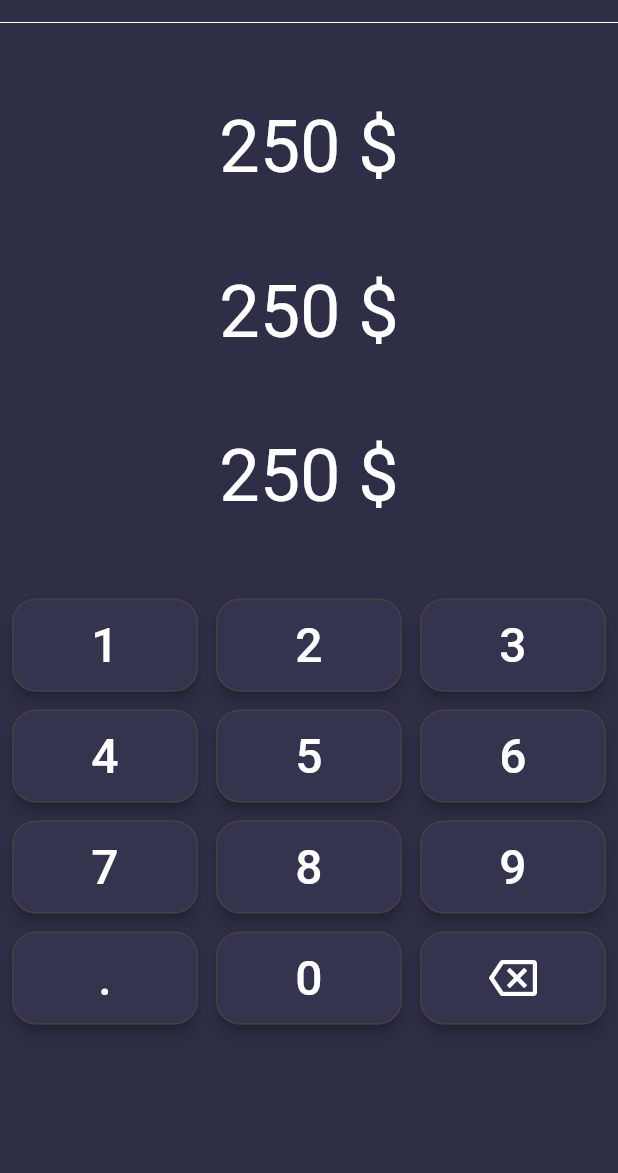
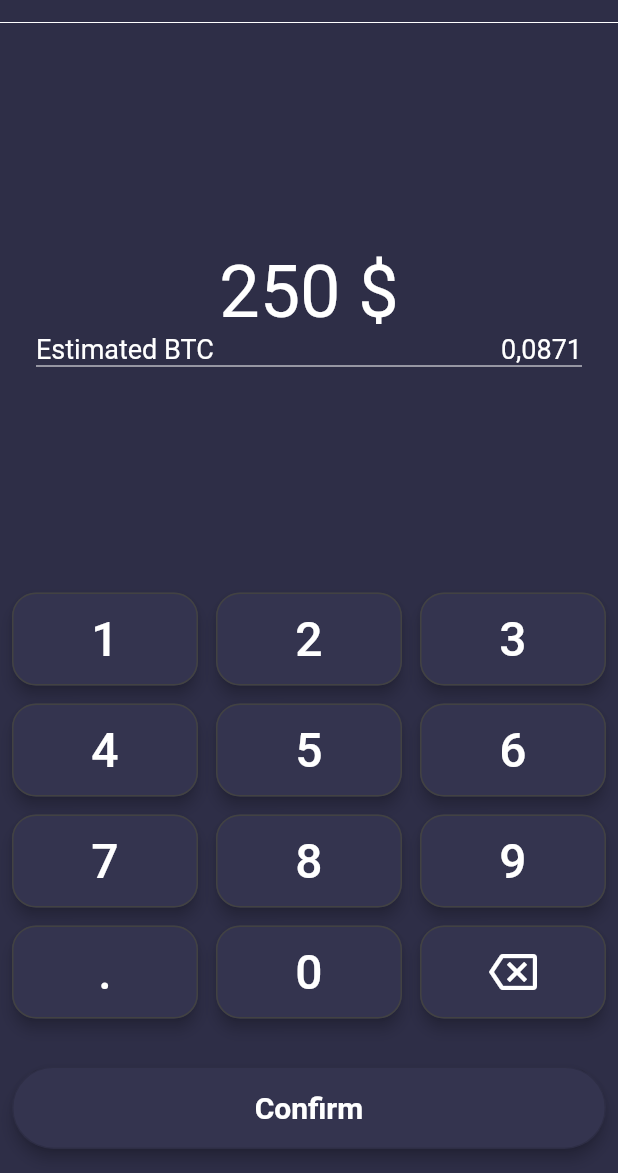
Before and after one commit to LukaszSieniec/Exchange-old-version, a Flutter app: the screen it shows after launch, on a phone screen of 412 x 824 dp, the part 63-1236 px from its top. Run offline on Flutter 3.47's test engine with Material 2 defaults, Android fonts, the phone set to English and light mode, and no system bars; our stand-ins replace dio, equatable, flutter_bloc, syncfusion_flutter_charts; missing offline and left inert: crypto_font_icons.

Commit message:
Add ConfirmButton and Refactor - BuyCryptocurrencyPage, Keyboard and DetailPage

```diff
--- a/exchange/lib/main.dart
+++ b/exchange/lib/main.dart
@@ -4,7 +4,8 @@ import 'package:exchange/blocs/cryptocurrencies/cryptocurrencies_event.dart';
 import 'package:exchange/blocs/market_chart/market_chart_bloc.dart';
 import 'package:exchange/repositories/cryptocurrency_repository.dart';
 import 'package:exchange/services/cryptocurrency_service.dart';
-import 'package:exchange/views/pages/buy_cryptocurrency.dart';
+import 'package:exchange/views/pages/basic_page.dart';
+import 'package:exchange/views/pages/buy_cryptocurrency_page.dart';
 import 'package:flutter/material.dart';
 import 'package:flutter_bloc/flutter_bloc.dart';
 
@@ -32,6 +33,6 @@ class MyApp extends StatelessWidget {
         child: MaterialApp(
             debugShowCheckedModeBanner: false,
             theme: ThemeData(primarySwatch: Colors.blue),
-            home: const BuyCryptocurrency()));
+            home: const BuyCryptocurrencyPage()));
   }
 }
--- a/exchange/lib/views/pages/buy_cryptocurrency.dart
+++ /dev/null
@@ -1,52 +0,0 @@
-import 'package:exchange/constants/my_constants.dart';
-import 'package:exchange/views/widgets/buy_cryptocurrency/keyboard.dart';
-import 'package:flutter/cupertino.dart';
-import 'package:flutter/material.dart';
-
-class BuyCryptocurrency extends StatelessWidget {
-  const BuyCryptocurrency({Key? key}) : super(key: key);
-
-  @override
-  Widget build(BuildContext context) {
-    return SafeArea(
-        child: Scaffold(
-            backgroundColor: const Color(MyColors.background),
-            appBar: AppBar(
-                backgroundColor: Colors.transparent,
-                elevation: 0,
-                flexibleSpace: Align(
-                    alignment: AlignmentDirectional.centerEnd,
-                    child: Container(
-                        margin: const EdgeInsets.only(right: 8.0),
-                        child: const Text('\$ 378.12',
-                            style: TextStyle(
-                                color: Colors.white,
-                                fontSize: 24.0,
-                                fontWeight: FontWeight.bold)))),
-                leading: IconButton(
-                    icon: const Icon(Icons.arrow_back),
-                    onPressed: () {
-                      Navigator.of(context).pop();
-                    })),
-            body: Column(children: [
-              const Divider(height: 2.0, color: Colors.white),
-              Expanded(
-                  child: Column(
-                      mainAxisAlignment: MainAxisAlignment.spaceEvenly,
-                      children: const [
-                    Text('250 \$',
-                        style: TextStyle(fontSize: 48.0, color: Colors.white)),
-                    Text('250 \$',
-                        style: TextStyle(fontSize: 48.0, color: Colors.white)),
-                    Text('250 \$',
-                        style: TextStyle(fontSize: 48.0, color: Colors.white))
-                  ])),
-              Expanded(child: _buildKeyboard())
-            ])));
-  }
-
-  Widget _buildKeyboard() {
-    return const Padding(
-        padding: EdgeInsets.only(left: 8.0, right: 8.0), child: Keyboard());
-  }
-}
--- /dev/null
+++ b/exchange/lib/views/pages/buy_cryptocurrency_page.dart
@@ -0,0 +1,65 @@
+import 'package:exchange/constants/my_constants.dart';
+import 'package:exchange/views/widgets/buy_cryptocurrency/confirm_button.dart';
+import 'package:exchange/views/widgets/buy_cryptocurrency/keyboard.dart';
+import 'package:flutter/cupertino.dart';
+import 'package:flutter/material.dart';
+
+class BuyCryptocurrencyPage extends StatelessWidget {
+  const BuyCryptocurrencyPage({Key? key}) : super(key: key);
+
+  @override
+  Widget build(BuildContext context) {
+    return SafeArea(
+        child: Scaffold(
+            backgroundColor: const Color(MyColors.background),
+            appBar: AppBar(
+                backgroundColor: Colors.transparent,
+                elevation: 0,
+                flexibleSpace: Align(
+                    alignment: AlignmentDirectional.centerEnd,
+                    child: Container(
+                        margin: const EdgeInsets.only(right: 8.0),
+                        child: const Text('\$ 378.12',
+                            style: TextStyle(
+                                color: Colors.white,
+                                fontSize: 24.0,
+                                fontWeight: FontWeight.bold)))),
+                leading: IconButton(
+                    icon: const Icon(Icons.arrow_back),
+                    onPressed: () {
+                      Navigator.of(context).pop();
+                    })),
+            body: Column(
+                mainAxisAlignment: MainAxisAlignment.spaceBetween,
+                children: [
+                  const Divider(height: 2.0, color: Colors.white),
+                  Container(
+                      margin: const EdgeInsets.only(left: 24.0, right: 24.0),
+                      child: Column(children: [
+                        const Text('250 \$',
+                            style:
+                                TextStyle(fontSize: 48.0, color: Colors.white)),
+                        Row(
+                            crossAxisAlignment: CrossAxisAlignment.end,
+                            mainAxisAlignment: MainAxisAlignment.spaceBetween,
+                            children: const [
+                              Text('Estimated BTC',
+                                  style: TextStyle(
+                                      fontSize: 18.0, color: Colors.white)),
+                              Text('0,0871',
+                                  style: TextStyle(
+                                      fontSize: 18.0, color: Colors.white))
+                            ]),
+                        const Divider(height: 2.0, color: Colors.white)
+                      ])),
+                  Container(
+                      margin: const EdgeInsets.only(
+                          bottom: 16.0, left: 8.0, right: 8.0),
+                      child: Column(children: const [
+                        Keyboard(),
+                        SizedBox(height: 32.0),
+                        ConfirmButton()
+                      ]))
+                ])));
+  }
+}
--- a/exchange/lib/views/pages/detail_page.dart
+++ b/exchange/lib/views/pages/detail_page.dart
@@ -8,7 +8,7 @@ import 'package:flutter/material.dart';
 import 'package:flutter_bloc/flutter_bloc.dart';
 import 'package:syncfusion_flutter_charts/sparkcharts.dart';
 
-import 'buy_cryptocurrency.dart';
+import 'buy_cryptocurrency_page.dart';
 
 class DetailPage extends StatelessWidget {
   final Cryptocurrency cryptocurrency;
@@ -140,7 +140,7 @@ class DetailPage extends StatelessWidget {
           Navigator.push(
               context,
               MaterialPageRoute(
-                  builder: (context) => const BuyCryptocurrency()));
+                  builder: (context) => const BuyCryptocurrencyPage()));
         },
         style: OutlinedButton.styleFrom(
             side: const BorderSide(width: 2.0, color: Colors.green),
--- /dev/null
+++ b/exchange/lib/views/widgets/buy_cryptocurrency/confirm_button.dart
@@ -0,0 +1,26 @@
+import 'package:exchange/constants/my_constants.dart';
+import 'package:flutter/material.dart';
+
+class ConfirmButton extends StatelessWidget {
+  const ConfirmButton({Key? key}) : super(key: key);
+
+  @override
+  Widget build(BuildContext context) {
+    return OutlinedButton(
+        onPressed: () => debugPrint('Clicked!'),
+        style: OutlinedButton.styleFrom(
+            elevation: 4.0,
+            shape: const StadiumBorder(),
+            backgroundColor: const Color(MyColors.brighterBackground)),
+        child: const Padding(
+            padding: EdgeInsets.only(top: 16.0, bottom: 16.0),
+            child: SizedBox(
+                width: double.infinity,
+                child: Text('Confirm',
+                    textAlign: TextAlign.center,
+                    style: TextStyle(
+                        color: Colors.white,
+                        fontSize: 20,
+                        fontWeight: FontWeight.bold)))));
+  }
+}
--- a/exchange/lib/views/widgets/buy_cryptocurrency/keyboard.dart
+++ b/exchange/lib/views/widgets/buy_cryptocurrency/keyboard.dart
@@ -8,6 +8,7 @@ class Keyboard extends StatelessWidget {
   @override
   Widget build(BuildContext context) {
     return GridView.builder(
+        shrinkWrap: true,
         physics: const NeverScrollableScrollPhysics(),
         itemCount: MyLabels.keyboardLabels.length,
         gridDelegate: const SliverGridDelegateWithFixedCrossAxisCount(
```
